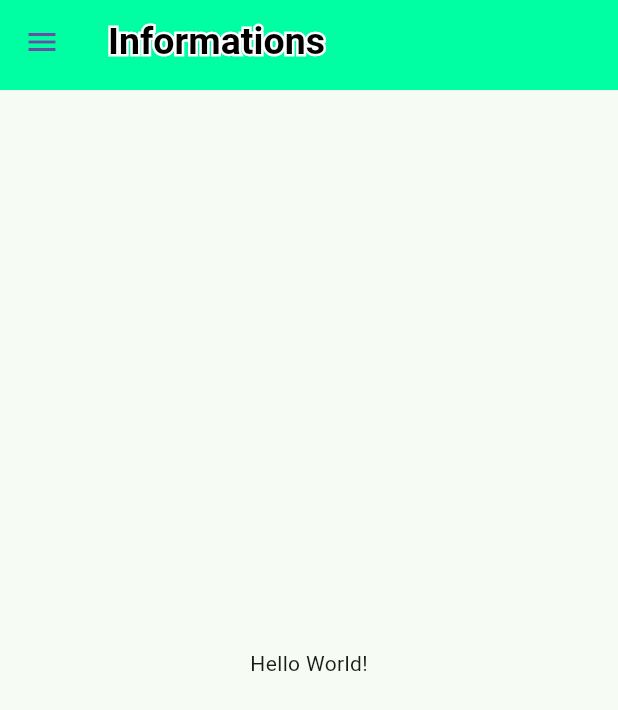
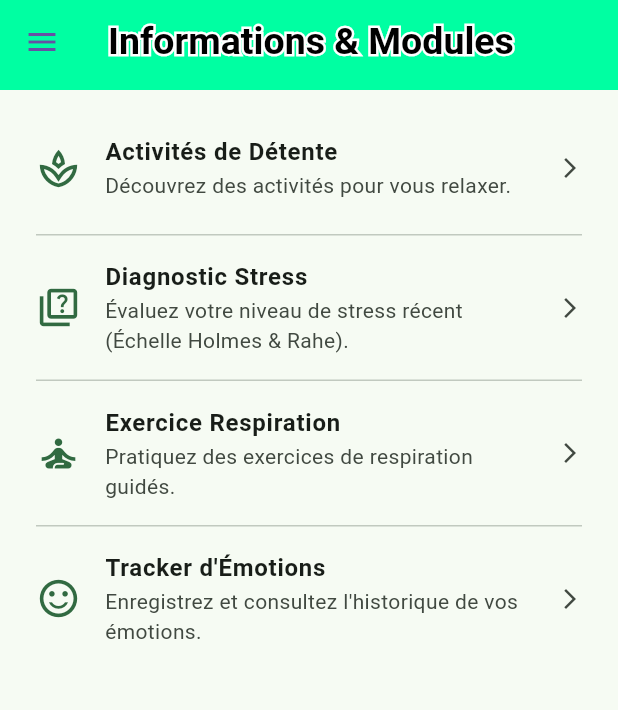
Before and after one commit to apersis/cesi-zen, a Flutter app: the screen it shows after launch, on a phone screen of 412 x 824 dp. Shown: the top 710 px of the screen. Run offline on Flutter 3.47's test engine with Material 3 defaults, Android fonts, the phone set to English and light mode, and no system bars; our stand-ins replace go_router, shared_preferences.

Commit message:
add info page

```diff
--- a/lib/main.dart
+++ b/lib/main.dart
@@ -2,6 +2,7 @@ import 'package:cesi_zen/pages/activity_page.dart';
 import 'package:cesi_zen/pages/admin_account.dart';
 import 'package:cesi_zen/pages/admin_diagnostics.dart';
 import 'package:cesi_zen/pages/admin_emotions.dart';
+import 'package:cesi_zen/pages/admin_info.dart';
 import 'package:cesi_zen/pages/breath_page.dart';
 import 'package:cesi_zen/pages/cat_page.dart';
 import 'package:cesi_zen/pages/diagnostics_page.dart';
@@ -116,6 +117,13 @@ final GoRouter _router = GoRouter(routes: <RouteBase>[
       return const EmotionAdminPage();
     }
   ),
+  GoRoute(
+    path: '/admin/info',
+    name: "adminInfo",
+    builder: (BuildContext context, GoRouterState state){
+      return const InfoAdminPage();
+    }
+  ),
 ]);
 
 
--- /dev/null
+++ b/lib/models/info_item.dart
@@ -0,0 +1,36 @@
+// lib/models/info_item.dart
+class InfoItem {
+  final String id;
+  final String title;
+  final String description;
+  final String routePath; // Le chemin ou nom de route pour go_router (ex: '/home', 'user_profile')
+  final String? iconName; // Nom de l'icône Material (ex: 'home', 'person', 'spa') - optionnel
+
+  InfoItem({
+    required this.id,
+    required this.title,
+    required this.description,
+    required this.routePath,
+    this.iconName,
+  });
+
+  factory InfoItem.fromJson(Map<String, dynamic> json) {
+    return InfoItem(
+      id: json['id'] as String,
+      title: json['title'] as String,
+      description: json['description'] as String,
+      routePath: json['routePath'] as String,
+      iconName: json['iconName'] as String?,
+    );
+  }
+
+  Map<String, dynamic> toJson() {
+    return {
+      'id': id,
+      'title': title,
+      'description': description,
+      'routePath': routePath,
+      'iconName': iconName,
+    };
+  }
+}
--- a/lib/pages/activity_page.dart
+++ b/lib/pages/activity_page.dart
@@ -673,10 +673,10 @@ class _ActivityAdminPageState extends State<ActivityAdminPage> {
       if (_error != null) return Center(child: Text(_error!, style: TextStyle(color: Colors.red)));
 
       return Scaffold(
-       drawer: DrawerMenuWidget(pageType: PageType.tracker), // Ou autre
+       drawer: DrawerMenuWidget(pageType: PageType.adminActivity), // Ou autre
        appBar: PreferredSize(
          preferredSize: Size(0, 60),
-         child: AppBarScreen(pageName: "Journal des Émotions"),
+         child: AppBarScreen(pageName: "Admin Activités"),
        ),
        body: Column(
          children: [
--- a/lib/pages/info_page.dart
+++ b/lib/pages/info_page.dart
@@ -1,8 +1,11 @@
 
+import 'package:cesi_zen/models/info_item.dart';
+import 'package:cesi_zen/services/info_service.dart';
 import 'package:cesi_zen/utils/helper.dart';
 import 'package:cesi_zen/widgets/appbar_screen.dart';
 import 'package:cesi_zen/widgets/drawer_menu_widget.dart';
 import 'package:flutter/material.dart';
+import 'package:go_router/go_router.dart';
 
 class InfoPage extends StatefulWidget {
   @override
@@ -13,18 +16,93 @@ class InfoPage extends StatefulWidget {
 }
 
 class _InfoPageState extends State<InfoPage>{
+
+  final InfoService _infoService = InfoService();
+  bool _isLoading = true;
+  String? _error;
+  List<InfoItem> _infoItems = [];
+
+  // Map pour convertir les noms d'icônes en IconData (à enrichir !)
+  final Map<String, IconData> _iconMap = {
+    'info': Icons.info_outline,
+    'account_circle': Icons.account_circle_outlined,
+    'quiz': Icons.quiz_outlined,
+    'sentiment_satisfied': Icons.sentiment_satisfied_outlined,
+    'spa': Icons.spa_outlined,
+    'self_improvement': Icons.self_improvement_outlined,
+    'admin_panel_settings': Icons.admin_panel_settings_outlined,
+    'list_alt': Icons.list_alt_outlined,
+    // Ajoute d'autres icônes utilisées ici
+  };
+
+  IconData _getIconFromName(String? iconName) {
+    if (iconName == null) return Icons.help_outline; // Icône par défaut
+    return _iconMap[iconName.toLowerCase()] ?? Icons.help_outline; // Icône par défaut si non trouvée
+  }
+
   @override
-  Widget build(BuildContext context){
+  void initState() {
+    super.initState();
+    _loadInfoItems();
+  }
+
+  Future<void> _loadInfoItems() async {
+    setState(() { _isLoading = true; _error = null; });
+    try {
+      _infoItems = await _infoService.getInfoItems();
+    } catch (e) {
+       print("Erreur chargement info items: $e");
+      _error = "Impossible de charger les informations.";
+    } finally {
+       if (mounted) setState(() { _isLoading = false; });
+    }
+  }
+
+  void _navigateTo(String routePath) {
+    // Utilise go ou goNamed selon ce que routePath contient (chemin ou nom)
+    // Si ce sont des noms, utilise goNamed
+    // Si ce sont des chemins (commençant par '/'), utilise go
+    if (routePath.startsWith('/')) {
+       context.go(routePath);
+    } else {
+       context.goNamed(routePath); // Suppose que ce sont des noms de route
+    }
+  }
+
+  @override
+  Widget build(BuildContext context) {
     return Scaffold(
-      drawer: DrawerMenuWidget(pageType: PageType.info),
+      drawer: DrawerMenuWidget(pageType: PageType.info), // PageType pour le drawer
       appBar: PreferredSize(
         preferredSize: Size(0, 60),
-        child: AppBarScreen(pageName: "Informations"),
+        child: AppBarScreen(pageName: "Informations & Modules"),
       ),
-      body: Center(
-        child: Text('Hello World!'),
-      ),
+      body: _buildInfoBody(),
+    );
+  }
 
+  Widget _buildInfoBody() {
+    if (_isLoading) return Center(child: CircularProgressIndicator());
+    if (_error != null) return Center(child: Padding(padding: EdgeInsets.all(16), child: Text(_error!, style: TextStyle(color: Colors.red))));
+    if (_infoItems.isEmpty) return Center(child: Text("Aucune information disponible."));
+
+    return ListView.separated(
+      padding: EdgeInsets.all(8.0),
+      itemCount: _infoItems.length,
+      itemBuilder: (context, index) {
+        final item = _infoItems[index];
+        return ListTile(
+          leading: Icon(_getIconFromName(item.iconName), size: 30, color: Theme.of(context).colorScheme.primary),
+          title: Text(item.title, style: TextStyle(fontWeight: FontWeight.bold)),
+          subtitle: Text(item.description),
+          trailing: Icon(Icons.arrow_forward_ios, size: 16),
+          onTap: () => _navigateTo(item.routePath), // Navigation au clic
+          contentPadding: EdgeInsets.symmetric(vertical: 8.0, horizontal: 16.0),
+          shape: RoundedRectangleBorder(borderRadius: BorderRadius.circular(8)), // Style optionnel
+          // tileColor: Colors.white, // Style optionnel
+        );
+      },
+      separatorBuilder: (context, index) => Divider(height: 1, indent: 16, endIndent: 16), // Séparateur entre items
     );
   }
 }
--- a/lib/pages/login_page.dart
+++ b/lib/pages/login_page.dart
@@ -66,7 +66,11 @@ class _LoginPageState extends State<LoginPage> {
         );
 
       // Naviguer vers la page d'accueil et supprimer la page de connexion de la pile
-      context.goNamed("info");
+      if (actualAdminStatus){
+        context.goNamed("info");
+      }else{
+        context.goNamed("adminInfo");
+      }
     } else if (mounted) {
       // Échec de la connexion
       setState(() {
--- a/lib/utils/helper.dart
+++ b/lib/utils/helper.dart
@@ -11,5 +11,6 @@ enum PageType{
   adminDiagnostics,
   adminAccount,
   adminEmotions,
-  adminActivity
+  adminActivity,
+  adminInfo
 }
```
Also changed, not shown: lib/pages/admin_info.dart (added, +204 -0 lines), lib/services/info_service.dart (added, +126 -0 lines), lib/widgets/drawer_menu_widget.dart (+8 -0 lines).
